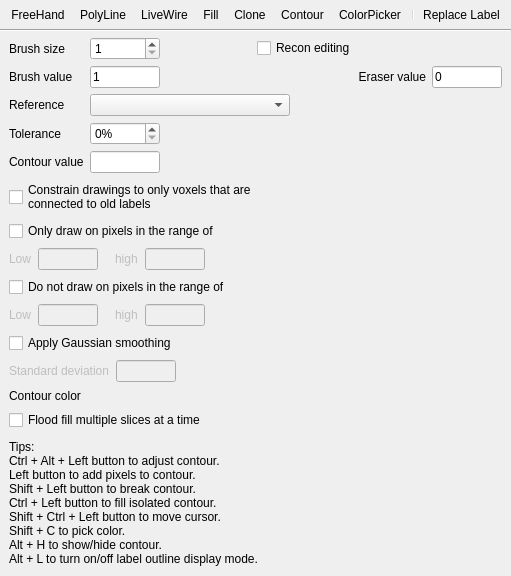
freesurfer/freesurfer, file freeview/ToolWindowEdit.ui: the form before one commit.
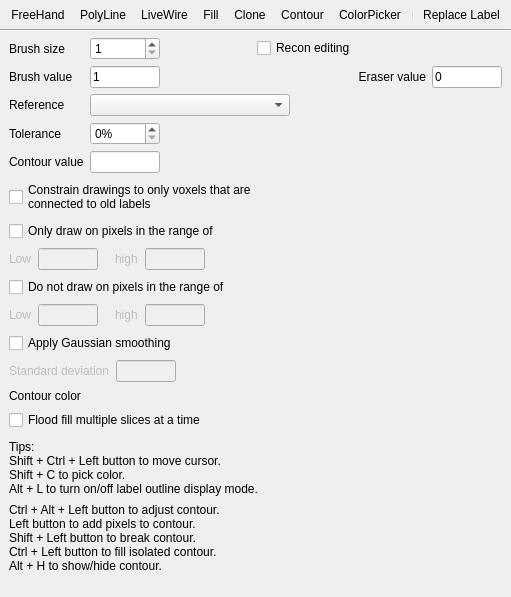
The form after the commit. Icons and pictures are not drawn. Custom widgets are drawn as their Qt base class.

Commit message: Changed default -recon options. Auto set default directory in filebrowser to the current selected layer location. Auto load white surface coordinates when loading inflated surface, so that when inflated surface is clicked, cursor can move to the coresponding white vertex. Load orig.nofix as coordinate to go to if inflated.nofix is loaded. Center the cursor on volume views after clicking inflated surface. -rpwang

```diff
--- a/freeview/ToolWindowEdit.ui
+++ b/freeview/ToolWindowEdit.ui
@@ -6,8 +6,8 @@
    <rect>
     <x>0</x>
     <y>0</y>
-    <width>336</width>
-    <height>642</height>
+    <width>338</width>
+    <height>693</height>
    </rect>
   </property>
   <property name="sizePolicy">
@@ -566,14 +566,21 @@
       <widget class="QLabel" name="labelTips">
        <property name="text">
         <string>Tips:
-Ctrl + Alt + Left button to adjust contour.
+Shift + Ctrl + Left button to move cursor.
+Shift + C to pick color.
+Alt + L to turn on/off label outline display mode.</string>
+       </property>
+      </widget>
+     </item>
+     <item>
+      <widget class="QLabel" name="labelTipsContour">
+       <property name="text">
+        <string>Ctrl + Alt + Left button to adjust contour.
 Left button to add pixels to contour.
 Shift + Left button to break contour.
 Ctrl + Left button to fill isolated contour.
-Shift + Ctrl + Left button to move cursor.
-Shift + C to pick color.
 Alt + H to show/hide contour.
-Alt + L to turn on/off label outline display mode.</string>
+</string>
        </property>
       </widget>
      </item>
```
Left out of the diff: 11 changed lines with no effect on the pictures. The commit also changes 8 other files.
